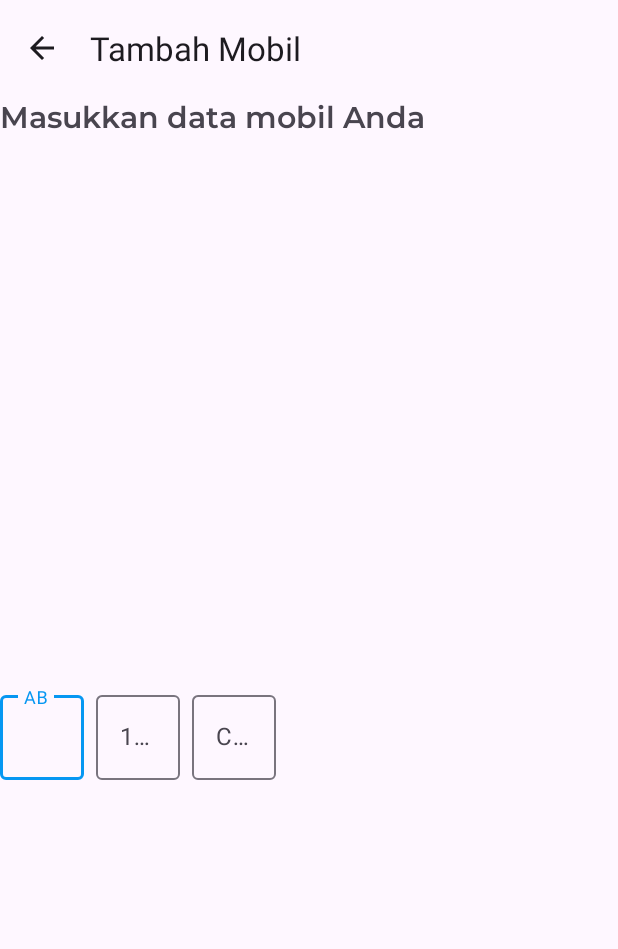
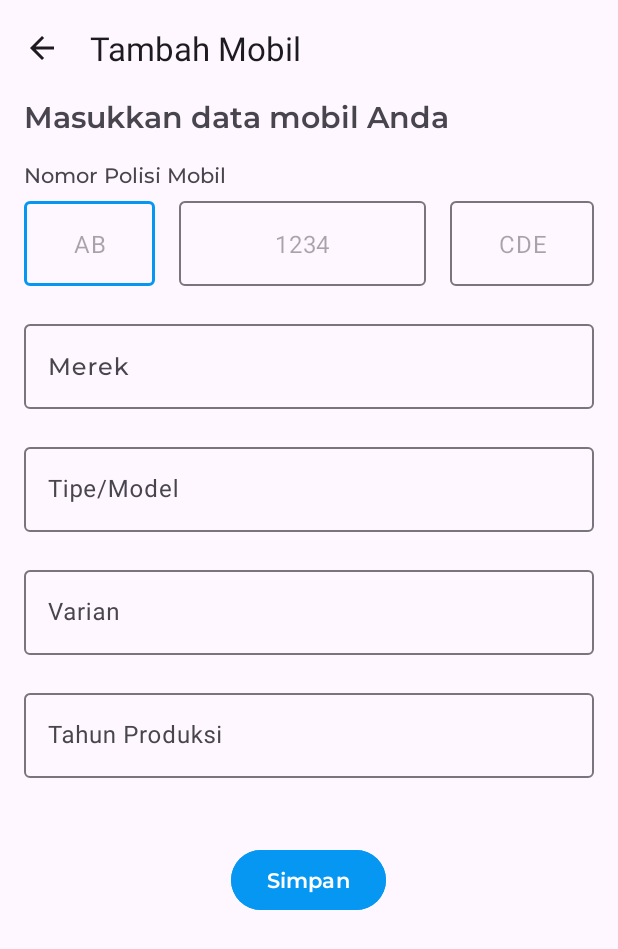
Before and after one commit to Sigit-Kurniawan/Mechaban-Mobile, an Android app: the AddCarActivity screen opened directly, with no data from a screen before it, on a phone screen of 412 x 824 dp. Shown: the top 949 px of the screen. Run offline under Robolectric (Android 15) with nearby library versions, the phone set to English and light mode, and no system bars.

Commit message:
design garage
ubah fungsi tombol back loogin register dan ubah font family setiap text field

```diff
--- a/app/build.gradle.kts
+++ b/app/build.gradle.kts
@@ -45,5 +45,5 @@ dependencies {
     androidTestImplementation(libs.espresso.core)
     implementation("com.github.bumptech.glide:glide:4.12.0")
     implementation("com.google.code.gson:gson:2.9.1")
-    implementation("com.tbuonomo:dotsindicator:5.0")
+    implementation("com.tbuonomo:dotsindicator:5.1.0")
 }
--- a/app/src/main/AndroidManifest.xml
+++ b/app/src/main/AndroidManifest.xml
@@ -14,7 +14,6 @@
         tools:targetApi="31">
         <activity
             android:name=".dashboard.customer.garage.AddCarActivity"
-            android:parentActivityName=".dashboard.customer.DashboardActivity"
             android:exported="false" />
         <activity
             android:name=".auth.RegisterActivity"
--- a/app/src/main/java/com/sigit/mechaban/auth/LoginActivity.java
+++ b/app/src/main/java/com/sigit/mechaban/auth/LoginActivity.java
@@ -24,9 +24,6 @@ public class LoginActivity extends AppCompatActivity {
         });
 
         TextView toRegister = findViewById(R.id.register_hyperlink);
-        toRegister.setOnClickListener(v -> {
-            startActivity(new Intent(this, RegisterActivity.class));
-            finish();
-        });
+        toRegister.setOnClickListener(v -> startActivity(new Intent(this, RegisterActivity.class)));
     }
 }
--- a/app/src/main/java/com/sigit/mechaban/auth/RegisterActivity.java
+++ b/app/src/main/java/com/sigit/mechaban/auth/RegisterActivity.java
@@ -1,6 +1,5 @@
 package com.sigit.mechaban.auth;
 
-import android.content.Intent;
 import android.os.Bundle;
 import android.widget.ImageButton;
 import android.widget.TextView;
@@ -17,15 +16,9 @@ public class RegisterActivity extends AppCompatActivity {
         setContentView(R.layout.activity_register);
 
         ImageButton backBtn = findViewById(R.id.back_button);
-        backBtn.setOnClickListener(v -> {
-            startActivity(new Intent(this, LoginActivity.class));
-            finish();
-        });
+        backBtn.setOnClickListener(v -> getOnBackPressedDispatcher().onBackPressed());
 
         TextView toLogin = findViewById(R.id.login_hyperlink);
-        toLogin.setOnClickListener(v -> {
-            startActivity(new Intent(this, LoginActivity.class));
-            finish();
-        });
+        toLogin.setOnClickListener(v -> getOnBackPressedDispatcher().onBackPressed());
     }
 }
--- a/app/src/main/java/com/sigit/mechaban/dashboard/customer/garage/AddCarActivity.java
+++ b/app/src/main/java/com/sigit/mechaban/dashboard/customer/garage/AddCarActivity.java
@@ -3,18 +3,19 @@ package com.sigit.mechaban.dashboard.customer.garage;
 import android.os.Bundle;
 import android.text.Editable;
 import android.text.TextWatcher;
-import android.widget.EditText;
+import android.view.MenuItem;
 
+import androidx.annotation.NonNull;
 import androidx.appcompat.app.AppCompatActivity;
 import androidx.appcompat.widget.Toolbar;
 
+import com.google.android.material.textfield.TextInputEditText;
 import com.sigit.mechaban.R;
 
 import java.util.Objects;
 
 public class AddCarActivity extends AppCompatActivity {
-    private EditText etAngka;
-    private EditText etHuruf;
+    private TextInputEditText etAngka, etHuruf;
 
     @Override
     protected void onCreate(Bundle savedInstanceState) {
@@ -26,11 +27,10 @@ public class AddCarActivity extends AppCompatActivity {
         Objects.requireNonNull(getSupportActionBar()).setTitle("Tambah Mobil");
         getSupportActionBar().setDisplayHomeAsUpEnabled(true);
 
-        EditText etKodeWilayah = findViewById(R.id.etKodeWilayah);
+        TextInputEditText etKodeWilayah = findViewById(R.id.etKodeWilayah);
         etAngka = findViewById(R.id.etAngka);
         etHuruf = findViewById(R.id.etHuruf);
 
-        // Pindah otomatis dari etKodeWilayah ke etAngka
         etKodeWilayah.addTextChangedListener(new TextWatcher() {
             @Override
             public void beforeTextChanged(CharSequence s, int start, int count, int after) {
@@ -38,7 +38,7 @@ public class AddCarActivity extends AppCompatActivity {
 
             @Override
             public void onTextChanged(CharSequence s, int start, int before, int count) {
-                if (s.length() == 1) {
+                if (s.length() == 2) {
                     etAngka.requestFocus();
                 }
             }
@@ -48,7 +48,6 @@ public class AddCarActivity extends AppCompatActivity {
             }
         });
 
-        // Pindah otomatis dari etAngka ke etHuruf
         etAngka.addTextChangedListener(new TextWatcher() {
             @Override
             public void beforeTextChanged(CharSequence s, int start, int count, int after) {
@@ -56,7 +55,7 @@ public class AddCarActivity extends AppCompatActivity {
 
             @Override
             public void onTextChanged(CharSequence s, int start, int before, int count) {
-                if (s.length() == 4) {  // Maksimal 4 digit
+                if (s.length() == 4) {
                     etHuruf.requestFocus();
                 }
             }
@@ -65,21 +64,14 @@ public class AddCarActivity extends AppCompatActivity {
             public void afterTextChanged(Editable s) {
             }
         });
+    }
 
-        // Tidak perlu auto move untuk etHuruf karena ini adalah yang terakhir
-        etHuruf.addTextChangedListener(new TextWatcher() {
-            @Override
-            public void beforeTextChanged(CharSequence s, int start, int count, int after) {
-            }
-
-            @Override
-            public void onTextChanged(CharSequence s, int start, int before, int count) {
-                // Kamu bisa menambahkan aksi lain di sini jika diperlukan
-            }
-
-            @Override
-            public void afterTextChanged(Editable s) {
-            }
-        });
+    @Override
+    public boolean onOptionsItemSelected(@NonNull MenuItem item) {
+        if (item.getItemId() == android.R.id.home) {
+            getOnBackPressedDispatcher().onBackPressed();
+            return true;
+        }
+        return super.onOptionsItemSelected(item);
     }
 }
--- a/app/src/main/res/layout/activity_add_car.xml
+++ b/app/src/main/res/layout/activity_add_car.xml
@@ -21,113 +21,163 @@
         android:layout_width="match_parent"
         android:layout_height="wrap_content"
         android:orientation="vertical"
+        android:layout_marginHorizontal="16dp"
         app:layout_constraintTop_toBottomOf="@+id/toolbar">
 
         <TextView
             android:id="@+id/textView6"
             android:layout_width="match_parent"
             android:layout_height="wrap_content"
+            android:layout_marginBottom="16dp"
             android:text="Masukkan data mobil Anda"
             android:fontFamily="@font/montserrat_semibold"
             android:textSize="20sp"/>
 
+        <TextView
+            android:id="@+id/textView7"
+            android:layout_width="match_parent"
+            android:layout_height="wrap_content"
+            android:layout_marginBottom="8dp"
+            android:text="Nomor Polisi Mobil"
+            android:fontFamily="@font/montserrat_medium" />
+
         <LinearLayout
-            android:layout_width="wrap_content"
+            android:layout_width="match_parent"
             android:layout_height="wrap_content"
-            android:orientation="horizontal"
-            android:gravity="center_vertical">
-
-            <!-- Kode Wilayah (Contoh: B) -->
-<!--            <EditText-->
-<!--                android:id="@+id/etKodeWilayah"-->
-<!--                android:layout_width="50dp"-->
-<!--                android:layout_height="wrap_content"-->
-<!--                android:hint="B"-->
-<!--                android:inputType="text"-->
-<!--                android:maxLength="1"-->
-<!--                android:gravity="center"-->
-<!--                android:importantForAccessibility="no"-->
-<!--                android:textSize="18sp"/>-->
+            android:layout_marginBottom="12dp"
+            android:paddingBottom="8dp"
+            android:orientation="horizontal">
 
             <com.google.android.material.textfield.TextInputLayout
                 android:id="@+id/wilayah"
-                android:layout_width="match_parent"
-                android:layout_height="wrap_content">
+                android:layout_width="wrap_content"
+                android:layout_height="wrap_content"
+                android:layout_weight="1"
+                app:hintEnabled="false">
 
                 <com.google.android.material.textfield.TextInputEditText
                     android:id="@+id/etKodeWilayah"
                     android:layout_width="match_parent"
                     android:layout_height="wrap_content"
+                    android:hint="AB"
+                    android:inputType="textCapCharacters"
                     android:maxLength="2"
-                    android:hint="AB"
-                    android:inputType="textCapCharacters" />
+                    android:gravity="center"/>
 
             </com.google.android.material.textfield.TextInputLayout>
 
-            <!-- Spasi antara EditText -->
-            <View
-                android:layout_width="8dp"
-                android:layout_height="wrap_content" />
-
-            <!-- Angka (Contoh: 1234) -->
-<!--            <EditText-->
-<!--                android:id="@+id/etAngka"-->
-<!--                android:layout_width="100dp"-->
-<!--                android:layout_height="wrap_content"-->
-<!--                android:hint="1234"-->
-<!--                android:inputType="number"-->
-<!--                android:maxLength="4"-->
-<!--                android:gravity="center"-->
-<!--                android:importantForAccessibility="no"-->
-<!--                android:textSize="18sp"/>-->
-
             <com.google.android.material.textfield.TextInputLayout
                 android:id="@+id/angka"
-                android:layout_width="match_parent"
-                android:layout_height="wrap_content">
+                android:layout_width="wrap_content"
+                android:layout_height="wrap_content"
+                android:layout_weight="3"
+                android:layout_marginHorizontal="16dp"
+                app:hintEnabled="false">
 
                 <com.google.android.material.textfield.TextInputEditText
                     android:id="@+id/etAngka"
                     android:layout_width="match_parent"
                     android:layout_height="wrap_content"
+                    android:hint="1234"
+                    android:inputType="number"
                     android:maxLength="4"
-                    android:hint="1234"
-                    android:inputType="number" />
+                    android:gravity="center"/>
 
             </com.google.android.material.textfield.TextInputLayout>
 
-            <!-- Spasi antara EditText -->
-            <View
-                android:layout_width="8dp"
-                android:layout_height="wrap_content" />
-
-            <!-- Huruf (Contoh: AB) -->
-<!--            <EditText-->
-<!--                android:id="@+id/etHuruf"-->
-<!--                android:layout_width="60dp"-->
-<!--                android:layout_height="wrap_content"-->
-<!--                android:hint="AB"-->
-<!--                android:inputType="text"-->
-<!--                android:maxLength="2"-->
-<!--                android:gravity="center"-->
-<!--                android:importantForAccessibility="no"-->
-<!--                android:textSize="18sp"/>-->
-
             <com.google.android.material.textfield.TextInputLayout
                 android:id="@+id/huruf"
-                android:layout_width="match_parent"
-                android:layout_height="wrap_content">
+                android:layout_width="wrap_content"
+                android:layout_height="wrap_content"
+                android:layout_weight="1"
+                app:hintEnabled="false">
 
                 <com.google.android.material.textfield.TextInputEditText
                     android:id="@+id/etHuruf"
                     android:layout_width="match_parent"
                     android:layout_height="wrap_content"
+                    android:hint="CDE"
+                    android:inputType="textCapCharacters"
                     android:maxLength="3"
-                    android:hint="CDE"
-                    android:inputType="textCapCharacters" />
+                    android:gravity="center"/>
 
             </com.google.android.material.textfield.TextInputLayout>
+
         </LinearLayout>
+
+        <com.google.android.material.textfield.TextInputLayout
+            android:id="@+id/merk"
+            android:layout_width="match_parent"
+            android:layout_height="wrap_content"
+            android:layout_marginBottom="12dp"
+            android:hint="Merek"
+            android:paddingBottom="8dp">
+
+            <com.google.android.material.textfield.TextInputEditText
+                android:id="@+id/merk_field"
+                android:layout_width="match_parent"
+                android:layout_height="wrap_content"
+                android:inputType="textCapWords"
+                android:fontFamily="@font/montserrat_medium"/>
+
+        </com.google.android.material.textfield.TextInputLayout>
+
+        <com.google.android.material.textfield.TextInputLayout
+            android:id="@+id/type"
+            android:layout_width="match_parent"
+            android:layout_height="wrap_content"
+            android:layout_marginBottom="12dp"
+            android:hint="Tipe/Model"
+            android:paddingBottom="8dp">
+
+            <com.google.android.material.textfield.TextInputEditText
+                android:id="@+id/type_field"
+                android:layout_width="match_parent"
+                android:layout_height="wrap_content"
+                android:inputType="text" />
+
+        </com.google.android.material.textfield.TextInputLayout>
+
+        <com.google.android.material.textfield.TextInputLayout
+            android:id="@+id/variant"
+            android:layout_width="match_parent"
+            android:layout_height="wrap_content"
+            android:layout_marginBottom="12dp"
+            android:hint="Varian"
+            android:paddingBottom="8dp">
+
+            <com.google.android.material.textfield.TextInputEditText
+                android:id="@+id/variant_field"
+                android:layout_width="match_parent"
+                android:layout_height="wrap_content"
+                android:inputType="text" />
+
+        </com.google.android.material.textfield.TextInputLayout>
+
+        <com.google.android.material.textfield.TextInputLayout
+            android:id="@+id/year"
+            android:layout_width="match_parent"
+            android:layout_height="wrap_content"
+            android:layout_marginBottom="12dp"
+            android:hint="Tahun Produksi"
+            android:paddingBottom="32dp">
+
+            <com.google.android.material.textfield.TextInputEditText
+                android:id="@+id/year_field"
+                android:layout_width="match_parent"
+                android:layout_height="wrap_content"
+                android:inputType="time" />
+
+        </com.google.android.material.textfield.TextInputLayout>
+
+        <Button
+            android:id="@+id/save"
+            android:layout_width="wrap_content"
+            android:layout_height="wrap_content"
+            android:backgroundTint="@color/primary"
+            android:layout_gravity="center"
+            android:text="Simpan"
+            android:fontFamily="@font/montserrat_semibold"/>
 
     </LinearLayout>
 
--- a/app/src/main/res/layout/activity_login.xml
+++ b/app/src/main/res/layout/activity_login.xml
@@ -57,6 +57,7 @@
                 android:id="@+id/nohp_field"
                 android:layout_width="match_parent"
                 android:layout_height="wrap_content"
+                android:fontFamily="@font/montserrat_medium"
                 android:inputType="number" />
 
         </com.google.android.material.textfield.TextInputLayout>
@@ -74,6 +75,7 @@
                 android:id="@+id/pass_field"
                 android:layout_width="match_parent"
                 android:layout_height="wrap_content"
+                android:fontFamily="@font/montserrat_medium"
                 android:inputType="textPassword" />
 
         </com.google.android.material.textfield.TextInputLayout>
--- a/app/src/main/res/layout/activity_register.xml
+++ b/app/src/main/res/layout/activity_register.xml
@@ -77,6 +77,7 @@
                 android:id="@+id/name_field"
                 android:layout_width="match_parent"
                 android:layout_height="wrap_content"
+                android:fontFamily="@font/montserrat_medium"
                 android:inputType="textCapWords" />
 
         </com.google.android.material.textfield.TextInputLayout>
@@ -92,6 +93,7 @@
                 android:id="@+id/email_field"
                 android:layout_width="match_parent"
                 android:layout_height="wrap_content"
+                android:fontFamily="@font/montserrat_medium"
                 android:inputType="textEmailAddress" />
 
         </com.google.android.material.textfield.TextInputLayout>
@@ -107,6 +109,7 @@
                 android:id="@+id/nohp_field"
                 android:layout_width="match_parent"
                 android:layout_height="wrap_content"
+                android:fontFamily="@font/montserrat_medium"
                 android:inputType="number" />
 
         </com.google.android.material.textfield.TextInputLayout>
@@ -123,6 +126,7 @@
                 android:id="@+id/pass_field"
                 android:layout_width="match_parent"
                 android:layout_height="wrap_content"
+                android:fontFamily="@font/montserrat_medium"
                 android:inputType="textPassword" />
 
         </com.google.android.material.textfield.TextInputLayout>
@@ -139,6 +143,7 @@
                 android:id="@+id/confirm_pass_field"
                 android:layout_width="match_parent"
                 android:layout_height="wrap_content"
+                android:fontFamily="@font/montserrat_medium"
                 android:inputType="textPassword" />
 
         </com.google.android.material.textfield.TextInputLayout>
--- a/app/src/main/res/layout/fragment_home.xml
+++ b/app/src/main/res/layout/fragment_home.xml
@@ -94,6 +94,7 @@
                     android:padding="8dp"
                     android:ems="10"
                     android:hint="Apa yang kamu servis?"
+                    android:fontFamily="@font/montserrat_medium"
                     android:inputType="text" />
             </LinearLayout>
 
--- a/app/src/main/res/values/themes.xml
+++ b/app/src/main/res/values/themes.xml
@@ -2,8 +2,18 @@
     <!-- Base application theme. -->
     <style name="Base.Theme.Mechaban" parent="Theme.Material3.DayNight.NoActionBar">
         <!-- Customize your light theme here. -->
-         <item name="colorPrimary">@color/primary</item>
+        <item name="colorPrimary">@color/primary</item>
     </style>
 
     <style name="Theme.Mechaban" parent="Base.Theme.Mechaban" />
+
+    <!-- Custom ActionBar style -->
+    <style name="CustomActionBar" parent="Theme.AppCompat.Light.DarkActionBar">
+        <item name="android:textAppearance">@style/CustomActionBarText</item>
+    </style>
+
+    <style name="CustomActionBarText" parent="TextAppearance.AppCompat.Widget.ActionBar.Title">
+        <item name="android:fontFamily">@font/montserrat_semibold</item>
+        <item name="android:textSize">20sp</item>
+    </style>
 </resources>
```
